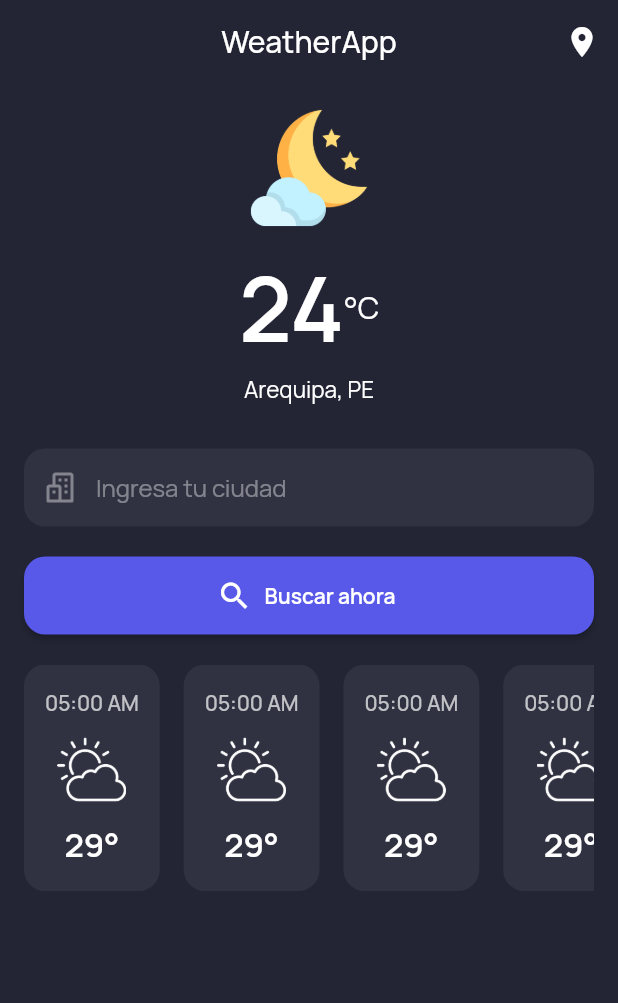
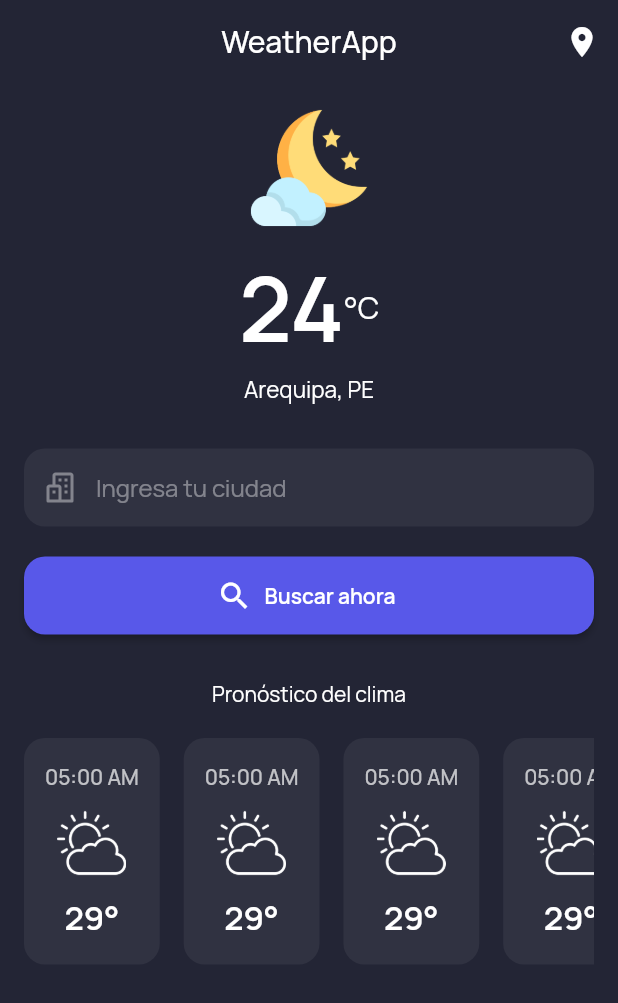
Before and after one commit to ehbarrionuevo/flutter_codigo_weatherapp, a Flutter app: the screen it shows after launch, on a phone screen of 412 x 824 dp. Shown: the top 1003 px of the screen. Run offline on Flutter 3.47's test engine with Material 2 defaults, Android fonts, the phone set to English and light mode, and no system bars; our stand-ins replace flutter_svg, google_fonts.

Commit message:
Item Forecast 3

```diff
--- a/lib/pages/home_page.dart
+++ b/lib/pages/home_page.dart
@@ -132,6 +132,13 @@ class _HomePageState extends State<HomePage> {
                   ),
                 ),
               ),
+              divider30,
+              Text(
+                "Pronóstico del clima",
+                style: TextStyle(
+                  color: Colors.white,
+                ),
+              ),
               divider20,
               SingleChildScrollView(
                 scrollDirection: Axis.horizontal,
```
